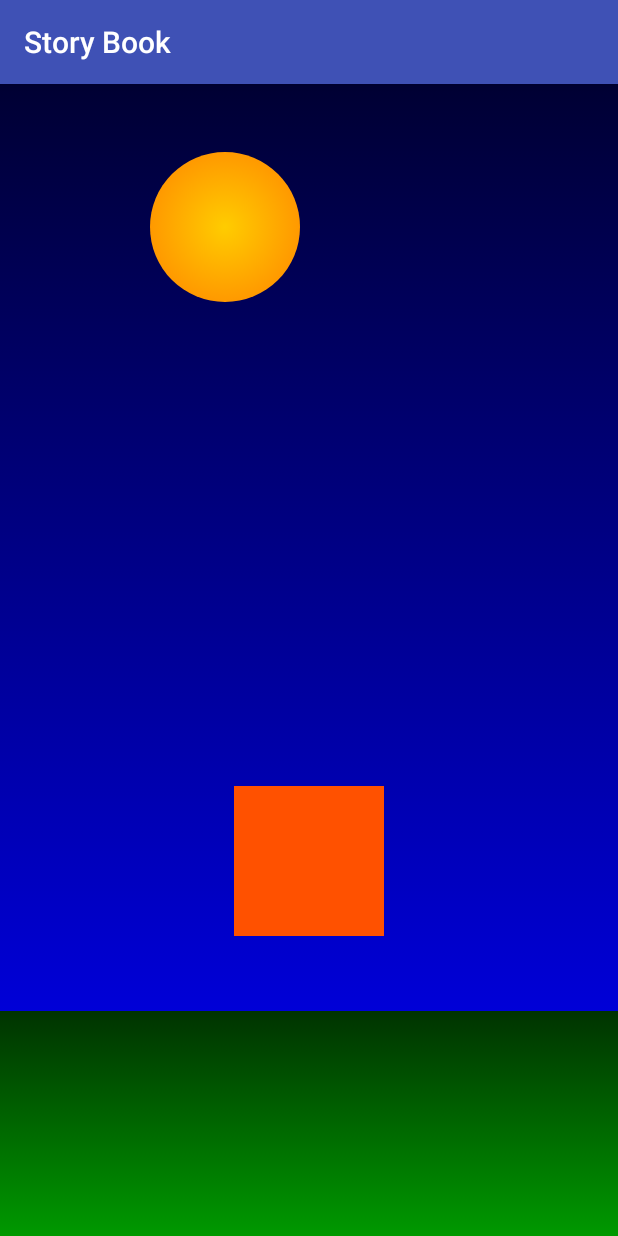
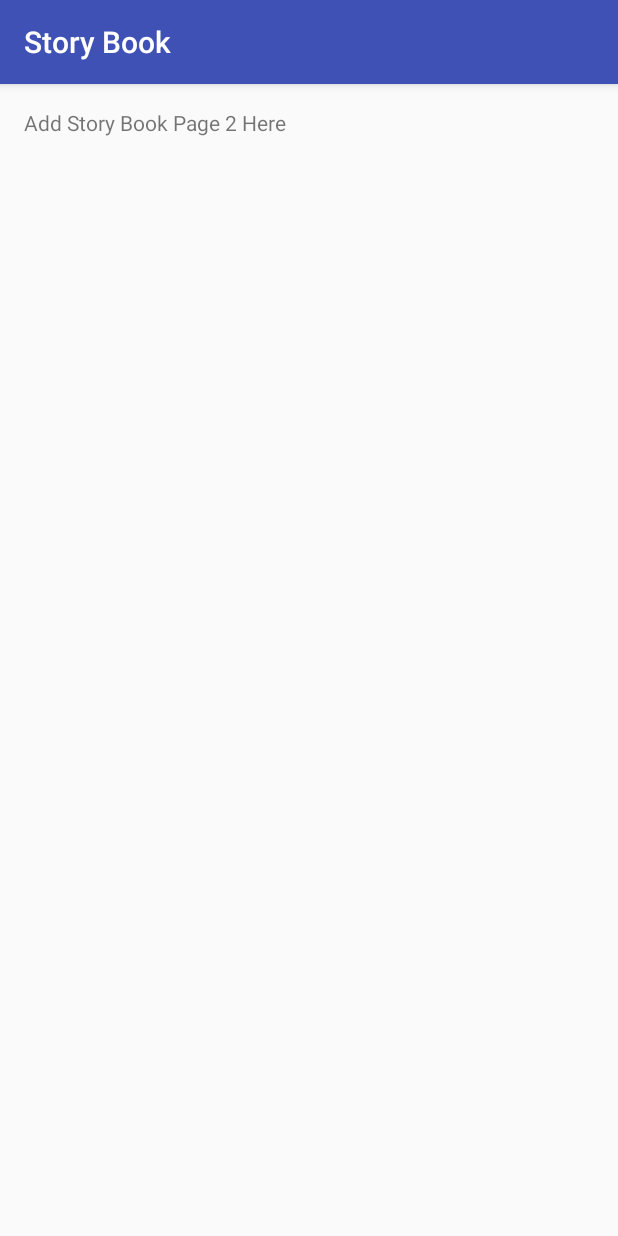
Before and after one commit to GeneSJC/AndStudio.TemplateDemo, an Android app: the StoryBookFragment screen opened directly, with no data from a screen before it, on a phone screen of 412 x 824 dp. Run offline under Robolectric (Android 15) with nearby library versions, the phone set to English and light mode, and no system bars.

Commit message:
got StoryBookFragment working in a basic fashion. Modularized the Drawer Menu for better sections

```diff
--- a/app/src/main/java/com/demo/app4/activity/StoryBookActivity.java
+++ b/app/src/main/java/com/demo/app4/activity/StoryBookActivity.java
@@ -23,38 +23,14 @@ public class StoryBookActivity extends AppCompatActivity {
 
         StoryBookActivity.SELF_STATIC_REF = this;
 
-        Configuration config = getResources().getConfiguration();
-
-        FragmentManager fragmentManager = getFragmentManager();
-
-        FragmentTransaction fragmentTransaction =
-                fragmentManager.beginTransaction();
-
-        Fragment fragment = null;
-
-        /**
-         * Check the device orientation and act accordingly
-         */
-        if (config.orientation == Configuration.ORIENTATION_LANDSCAPE) {
-            /**
-             * Landscape mode of the device
-             */
-            fragment = StoryBookFragment.newInstance(1);
-        }
-        else
-        {
-            /**
-             * Portrait mode of the device
-             */
-            fragment = StoryBookFragment.newInstance(2);
-        }
-
-        updateFragment(fragment);
+        goToNextPage();
     }
 
     public static void goToNextPage() {
 
+        Fragment fragment = StoryBookFragment.newInstance();
 
+        StoryBookActivity.SELF_STATIC_REF.updateFragment(fragment);
     }
 
     protected void updateFragment(Fragment fragment)
--- a/app/src/main/java/com/demo/app4/fragment/StoryBookFragment.java
+++ b/app/src/main/java/com/demo/app4/fragment/StoryBookFragment.java
@@ -11,21 +11,16 @@ import com.demo.app4.R;
 import com.demo.app4.util.DragAndDropInput;
 import com.demo.app4.util.DragAndDropTemplate;
 import com.demo.app4.util.StoryBookCollisionListener;
+import com.demo.app4.util.Util;
 
 /**
  * A placeholder fragment containing a simple view.
  */
 public class StoryBookFragment extends Fragment {
 
-    /**
-     * The fragment argument representing the section number for this
-     * fragment.
-     */
-    private static final String ARG_SECTION_NUMBER = "section_number";
+    private static int CUR_STORYBOOK_PAGE = 0;
 
     private StoryBookCollisionListener storybookCollisionLstnr;
-
-    private int sectionNumber;
 
     public StoryBookFragment() {
 
@@ -35,15 +30,9 @@ public class StoryBookFragment extends Fragment {
      * Returns a new instance of this fragment for the given section
      * number.
      */
-    public static StoryBookFragment newInstance(int sectionNumber) {
+    public static StoryBookFragment newInstance() {
 
         StoryBookFragment fragment = new StoryBookFragment();
-
-        fragment.sectionNumber = sectionNumber;
-
-        Bundle args = new Bundle();
-        args.putInt(ARG_SECTION_NUMBER, sectionNumber);
-        fragment.setArguments(args);
         return fragment;
     }
 
@@ -52,35 +41,36 @@ public class StoryBookFragment extends Fragment {
                              ViewGroup container,
                              Bundle savedInstanceState) {
 
-        if (this.sectionNumber == 2) {
+        CUR_STORYBOOK_PAGE++;
 
-            View rootView = getDndView(inflater, container);
+        if (CUR_STORYBOOK_PAGE == 1) {
+
+            View rootView = getStoryBookDragDropPageView(inflater, container);
             return rootView;
         }
 
-        View rootView = inflater.inflate(R.layout.fragment_tabbed_action_bar, container, false);
+        View rootView = inflater.inflate(R.layout.fragment_storybook_page_2, container, false);
+
         TextView textView = (TextView) rootView.findViewById(R.id.section_label);
-        textView.setText(getString(R.string.section_format, getArguments().getInt(ARG_SECTION_NUMBER)));
+        textView.setText("Add Story Book Page " + CUR_STORYBOOK_PAGE + " Here");
+
+        Util.myToast(rootView, "Now on page: " + CUR_STORYBOOK_PAGE);
+
         return rootView;
     }
 
-    public View getDndView(LayoutInflater inflater, ViewGroup container) {
+    public View getStoryBookDragDropPageView(LayoutInflater inflater, ViewGroup container) {
 
         View rootView = inflater.inflate(R.layout.activity_dragndrop_bluesky, container, false);
 
         //    if (storybookCollisionLstnr == null) {
         //    }
-
         // reset every time we get the view
         DragAndDropInput dndInput = DragAndDropTemplate.getDragAndDropInput(rootView, this);
 
         storybookCollisionLstnr = new StoryBookCollisionListener(getActivity(), dndInput.targetImageView);
 
         storybookCollisionLstnr.setDragDrop(dndInput.dragAreaViewGroup, dndInput.dragItemImgView);
-
-        //    storybookCollisionLstnr.setViewPager(mViewPager, this.sectionNumber);
-        //    storybookCollisionLstnr.setActivity(getActivity());
-        //
         //    getActivity().setTitle("Story Book Page");
 
         return rootView;
--- /dev/null
+++ b/app/src/main/res/layout/fragment_storybook_page_2.xml
@@ -0,0 +1,15 @@
+<RelativeLayout xmlns:android="http://schemas.android.com/apk/res/android"
+                xmlns:tools="http://schemas.android.com/tools"
+                android:layout_width="match_parent"
+                android:layout_height="match_parent"
+                android:paddingBottom="@dimen/activity_vertical_margin"
+                android:paddingLeft="@dimen/activity_horizontal_margin"
+                android:paddingRight="@dimen/activity_horizontal_margin"
+                android:paddingTop="@dimen/activity_vertical_margin">
+
+    <TextView
+        android:id="@+id/section_label"
+        android:layout_width="wrap_content"
+        android:layout_height="wrap_content"/>
+
+</RelativeLayout>
--- a/app/src/main/res/values/strings.xml
+++ b/app/src/main/res/values/strings.xml
@@ -1,5 +1,5 @@
 <resources>
-    <string name="app_name">DemoApp4</string>
+    <string name="app_name">Android Studio Templates Demo</string>
 
     <string name="navigation_drawer_open">Open navigation drawer</string>
     <string name="navigation_drawer_close">Close navigation drawer</string>
```
Also changed, not shown: app/src/main/res/menu/menu_drawer_main_nav.xml (+19 -6 lines).
